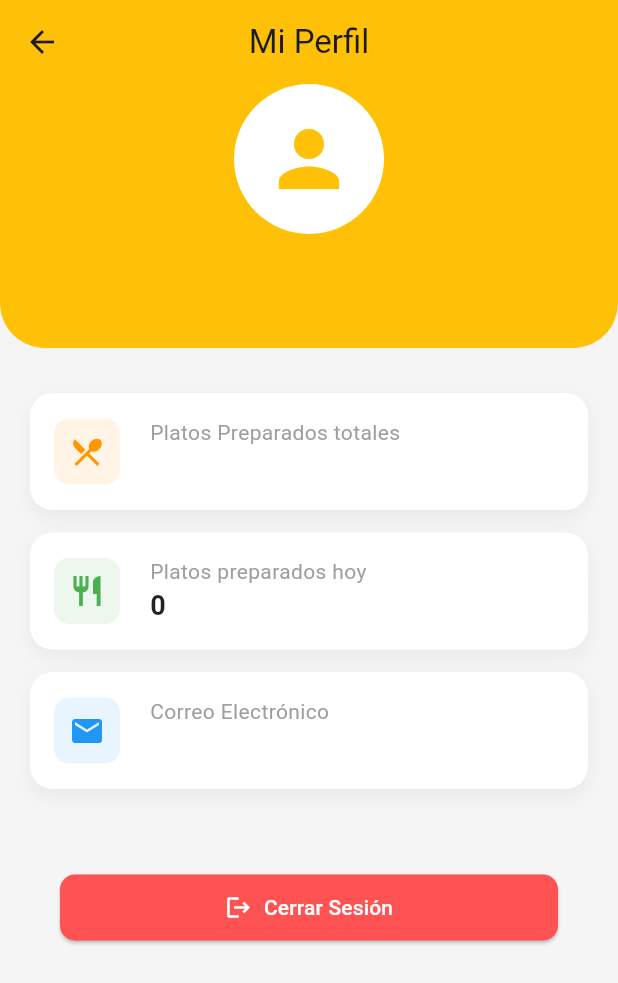
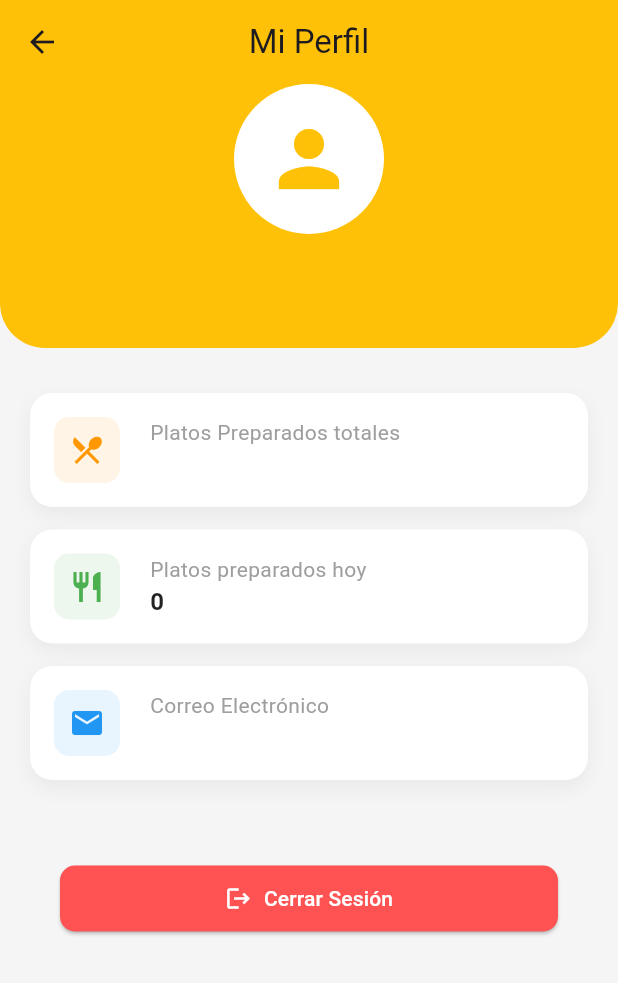
Before and after one commit to emarfer213/menu_framer, a Flutter app: the UsuarioScreen screen opened by its route, on a phone screen of 412 x 824 dp. Shown: the top 983 px of the screen. Run offline on Flutter 3.47's test engine with Material 3 defaults, Android fonts, the phone set to English and light mode, and no system bars; our stand-ins replace carousel_slider, cloud_firestore, firebase_auth, firebase_core, speech_to_text, youtube_player_iframe; accounts and stored records are empty; network calls fail.

Commit message:
Ultimas mejoras visuales y de formato, entramos en etapa de ultimos ajustes

```diff
--- a/lib/pantallas/UsuarioScreen.dart
+++ b/lib/pantallas/UsuarioScreen.dart
@@ -131,15 +131,22 @@ class _UsuarioScreenState extends State<UsuarioScreen> {
             child: Icon(icon, color: color),
           ),
           const SizedBox(width: 20),
-          Column(
+          Expanded(
+            child: Column(
               crossAxisAlignment: CrossAxisAlignment.start,
               children: [
-              Text(title, style: const TextStyle(color: Colors.grey, fontSize: 14)),
+                Text(
+                  title,
+                  style: const TextStyle(color: Colors.grey, fontSize: 14),
+                  overflow: TextOverflow.ellipsis, // Si el título es muy largo, pone "..."
+                ),
                 Text(
                   value,
-                style: const TextStyle(fontSize: 18, fontWeight: FontWeight.bold, color: Colors.black87),
+                  style: const TextStyle(fontSize: 16, fontWeight: FontWeight.bold, color: Colors.black87),
+                  softWrap: true, // Permite que el texto baje a la siguiente línea
                 ),
               ],
+            ),
           ),
         ],
       ),
```
Also changed, not shown: lib/pantallas/DetailsScreen.dart (+8 -2 lines). Lines whose indentation alone changed are shown as unchanged.
